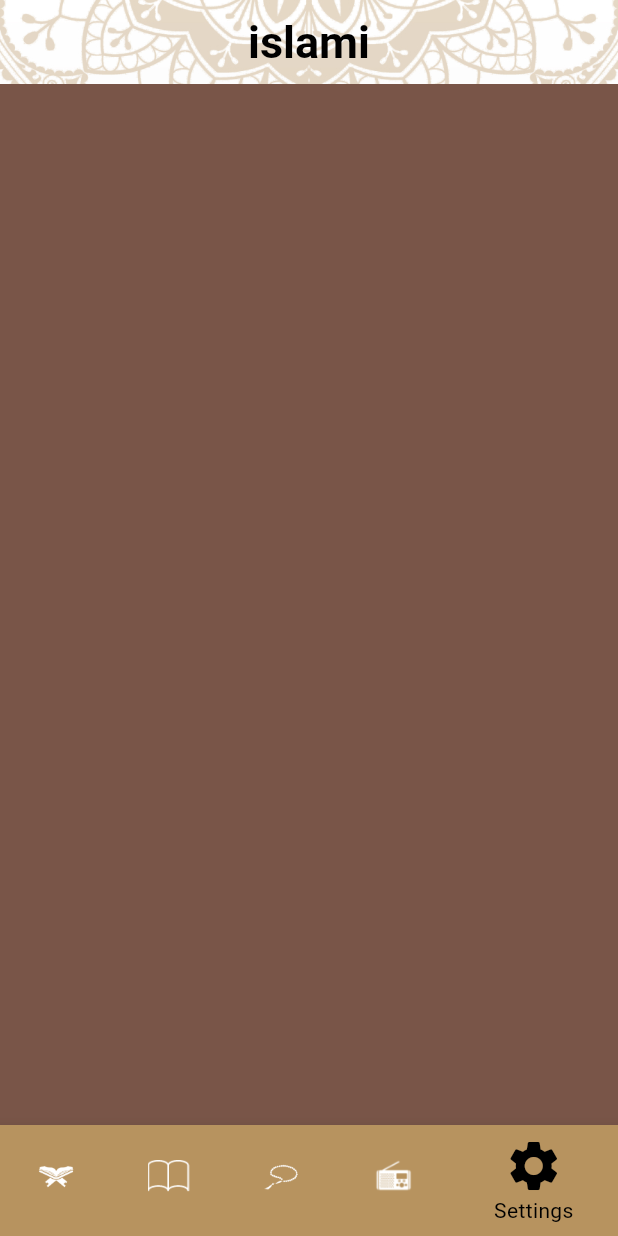
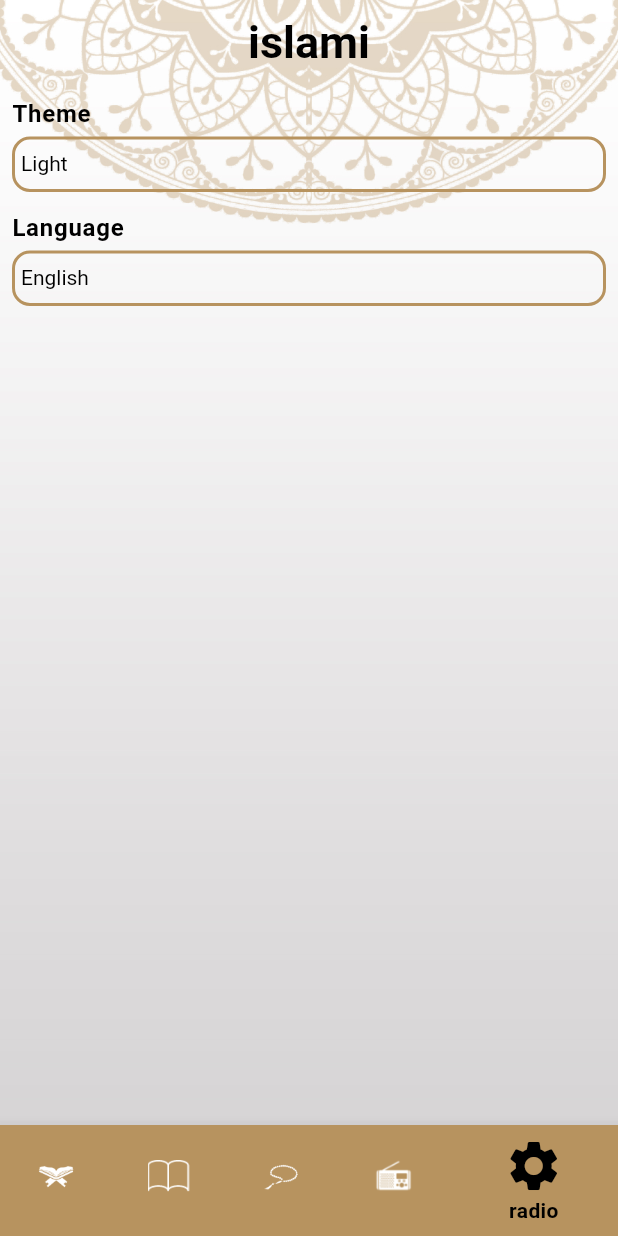
Before and after one commit to osos2511/quran_app, a Flutter app: the screen it shows after launch, item 5 of the bottom bar chosen, on a phone screen of 412 x 824 dp. Run offline on Flutter 3.47's test engine with Material 3 defaults, Android fonts, the phone set to English and light mode, and no system bars.

Commit message:
+ settings tab

```diff
--- a/lib/config/theme/my_theme.dart
+++ b/lib/config/theme/my_theme.dart
@@ -19,12 +19,27 @@ class MyTheme {
       ),
       color: Colors.white,
     ),
+    bottomSheetTheme: BottomSheetThemeData(
+      backgroundColor: Colors.white,
+      elevation: 18,
+      shape: RoundedRectangleBorder(
+        borderRadius: BorderRadius.circular(18),
+      ),
+    ),
     textTheme: const TextTheme(
       titleSmall: TextStyle(
         fontWeight: FontWeight.w400,
         fontSize: 25,
         color: Colors.black,
       ),
+      displaySmall: TextStyle(
+          fontSize: 14, fontWeight: FontWeight.w400, color: Colors.black),
+      labelSmall: TextStyle(
+          fontWeight: FontWeight.w700, fontSize: 16, color: Colors.black),
+      bodyMedium: TextStyle(
+          fontSize: 18,
+          fontWeight: FontWeight.w700,
+          color: ColorsManager.goldColor),
     ),
     bottomNavigationBarTheme: const BottomNavigationBarThemeData(
       selectedItemColor: Colors.black,
--- a/lib/core/utils/strings_manager.dart
+++ b/lib/core/utils/strings_manager.dart
@@ -3,4 +3,9 @@ class StringsManager {
   static const String ahadithName = 'Ahadith';
   static const String chapterName = 'Chapter Name';
   static const String versesNum = 'Verses Number';
+  static const String quranLabel = 'Quran';
+  static const String hadithLabel = 'Hadith';
+  static const String sibhaLabel = 'Sibha';
+  static const String radioLable = 'radio';
+  static const String settingsLable = 'Settings';
 }
--- a/lib/presentation/home/home_screen.dart
+++ b/lib/presentation/home/home_screen.dart
@@ -36,7 +36,7 @@ class _HomeScreenState extends State<HomeScreen> {
       ),
       child: Scaffold(
         appBar: AppBar(
-          title: Text(StringsManager.appTitle),
+          title: const Text(StringsManager.appTitle),
         ),
         bottomNavigationBar: BottomNavigationBar(
           currentIndex: selectedIndex,
@@ -49,32 +49,32 @@ class _HomeScreenState extends State<HomeScreen> {
           items: [
             BottomNavigationBarItem(
                 backgroundColor: Theme.of(context).primaryColor,
-                icon: ImageIcon(
+                icon: const ImageIcon(
                   AssetImage(AssetsManager.quranIcon),
                 ),
-                label: 'Quran'),
+                label: StringsManager.quranLabel),
             BottomNavigationBarItem(
                 backgroundColor: Theme.of(context).primaryColor,
-                icon: ImageIcon(
+                icon: const ImageIcon(
                   AssetImage(AssetsManager.hadithIcon),
                 ),
-                label: 'Hadith'),
+                label: StringsManager.hadithLabel),
             BottomNavigationBarItem(
                 backgroundColor: Theme.of(context).primaryColor,
-                icon: ImageIcon(
+                icon: const ImageIcon(
                   AssetImage(AssetsManager.sibhaIcon),
                 ),
-                label: 'Sibha'),
+                label: StringsManager.sibhaLabel),
             BottomNavigationBarItem(
                 backgroundColor: Theme.of(context).primaryColor,
-                icon: ImageIcon(
+                icon: const ImageIcon(
                   AssetImage(AssetsManager.radioIcon),
                 ),
-                label: 'radio'),
+                label: StringsManager.radioLable),
             BottomNavigationBarItem(
                 backgroundColor: Theme.of(context).primaryColor,
-                icon: Icon(Icons.settings),
-                label: 'Settings'),
+                icon: const Icon(Icons.settings),
+                label: StringsManager.radioLable),
           ],
         ),
         body: tabs[selectedIndex],
--- a/lib/presentation/home/tabs/settings_tab/settings_tab.dart
+++ b/lib/presentation/home/tabs/settings_tab/settings_tab.dart
@@ -1,4 +1,6 @@
 import 'package:flutter/material.dart';
+import 'package:islami_app/presentation/home/tabs/settings_tab/widgets/language_bottom_sheet.dart';
+import 'package:islami_app/presentation/home/tabs/settings_tab/widgets/theme_bottom_sheet.dart';
 
 class SettingsTab extends StatelessWidget {
   const SettingsTab({super.key});
@@ -6,7 +8,73 @@ class SettingsTab extends StatelessWidget {
   @override
   Widget build(BuildContext context) {
     return Container(
-      color: Colors.brown,
+      padding: EdgeInsets.all(8.0),
+      child: Column(
+        crossAxisAlignment: CrossAxisAlignment.stretch,
+        children: [
+          Text(
+            'Theme',
+            style: Theme.of(context).textTheme.labelSmall,
+          ),
+          SizedBox(
+            height: 4,
+          ),
+          InkWell(
+            onTap: () {
+              showThemeBottomSheet(context);
+            },
+            child: Container(
+              padding: EdgeInsets.symmetric(vertical: 8, horizontal: 4),
+              decoration: BoxDecoration(
+                border:
+                    Border.all(color: Theme.of(context).primaryColor, width: 2),
+                borderRadius: BorderRadius.circular(12),
+              ),
+              child: Text('Light',
+                  style: Theme.of(context).textTheme.displaySmall),
+            ),
+          ),
+          SizedBox(
+            height: 12,
+          ),
+          Text(
+            'Language',
+            style: Theme.of(context).textTheme.labelSmall,
+          ),
+          SizedBox(
+            height: 4,
+          ),
+          InkWell(
+            onTap: () {
+              showLanguageBottomSheet(context);
+            },
+            child: Container(
+              padding: EdgeInsets.symmetric(vertical: 8, horizontal: 4),
+              decoration: BoxDecoration(
+                border:
+                    Border.all(color: Theme.of(context).primaryColor, width: 2),
+                borderRadius: BorderRadius.circular(12),
+              ),
+              child: Text('English',
+                  style: Theme.of(context).textTheme.displaySmall),
+            ),
+          ),
+        ],
+      ),
+    );
+  }
+
+  void showThemeBottomSheet(BuildContext context) {
+    showModalBottomSheet(
+      context: context,
+      builder: (context) => const ThemeBottomSheet(),
+    );
+  }
+
+  void showLanguageBottomSheet(BuildContext context) {
+    showModalBottomSheet(
+      context: context,
+      builder: (context) => LanguageBottomSheet(),
     );
   }
 }
```
Also changed, not shown: lib/presentation/home/tabs/settings_tab/widgets/language_bottom_sheet.dart (added, +39 -0 lines), lib/presentation/home/tabs/settings_tab/widgets/theme_bottom_sheet.dart (added, +39 -0 lines).
